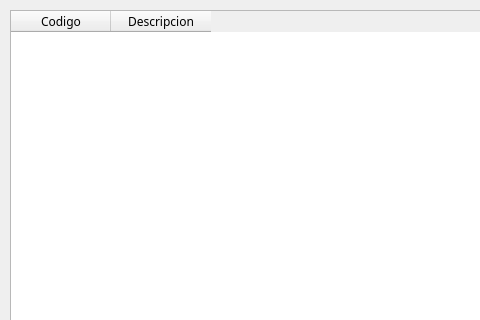
The window that gui/administrador/uis/WidgetListarHabilidades.ui (BryanTabarez/ProyectoBD) describes before a commit, drawn with Qt 5; both pictures show x 0 to 480 and y 0 to 320 of the 571 by 481 pixel window.
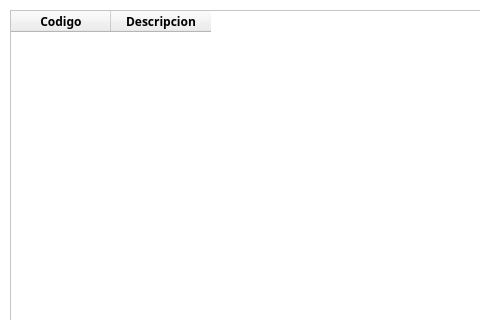
The same window after the commit.

What changed in the file:
```diff
--- a/gui/administrador/uis/WidgetListarHabilidades.ui
+++ b/gui/administrador/uis/WidgetListarHabilidades.ui
@@ -10,6 +10,76 @@
     <height>481</height>
    </rect>
   </property>
+  <property name="palette">
+   <palette>
+    <active>
+     <colorrole role="Base">
+      <brush brushstyle="SolidPattern">
+       <color alpha="255">
+        <red>255</red>
+        <green>255</green>
+        <blue>255</blue>
+       </color>
+      </brush>
+     </colorrole>
+     <colorrole role="Window">
+      <brush brushstyle="SolidPattern">
+       <color alpha="255">
+        <red>255</red>
+        <green>255</green>
+        <blue>255</blue>
+       </color>
+      </brush>
+     </colorrole>
+    </active>
+    <inactive>
+     <colorrole role="Base">
+      <brush brushstyle="SolidPattern">
+       <color alpha="255">
+        <red>255</red>
+        <green>255</green>
+        <blue>255</blue>
+       </color>
+      </brush>
+     </colorrole>
+     <colorrole role="Window">
+      <brush brushstyle="SolidPattern">
+       <color alpha="255">
+        <red>255</red>
+        <green>255</green>
+        <blue>255</blue>
+       </color>
+      </brush>
+     </colorrole>
+    </inactive>
+    <disabled>
+     <colorrole role="Base">
+      <brush brushstyle="SolidPattern">
+       <color alpha="255">
+        <red>255</red>
+        <green>255</green>
+        <blue>255</blue>
+       </color>
+      </brush>
+     </colorrole>
+     <colorrole role="Window">
+      <brush brushstyle="SolidPattern">
+       <color alpha="255">
+        <red>255</red>
+        <green>255</green>
+        <blue>255</blue>
+       </color>
+      </brush>
+     </colorrole>
+    </disabled>
+   </palette>
+  </property>
+  <property name="font">
+   <font>
+    <weight>75</weight>
+    <bold>true</bold>
+   </font>
+  </property>
   <property name="cursor">
    <cursorShape>PointingHandCursor</cursorShape>
   </property>
```
Left out of the diff: 2 changed lines with no effect on the pictures.
